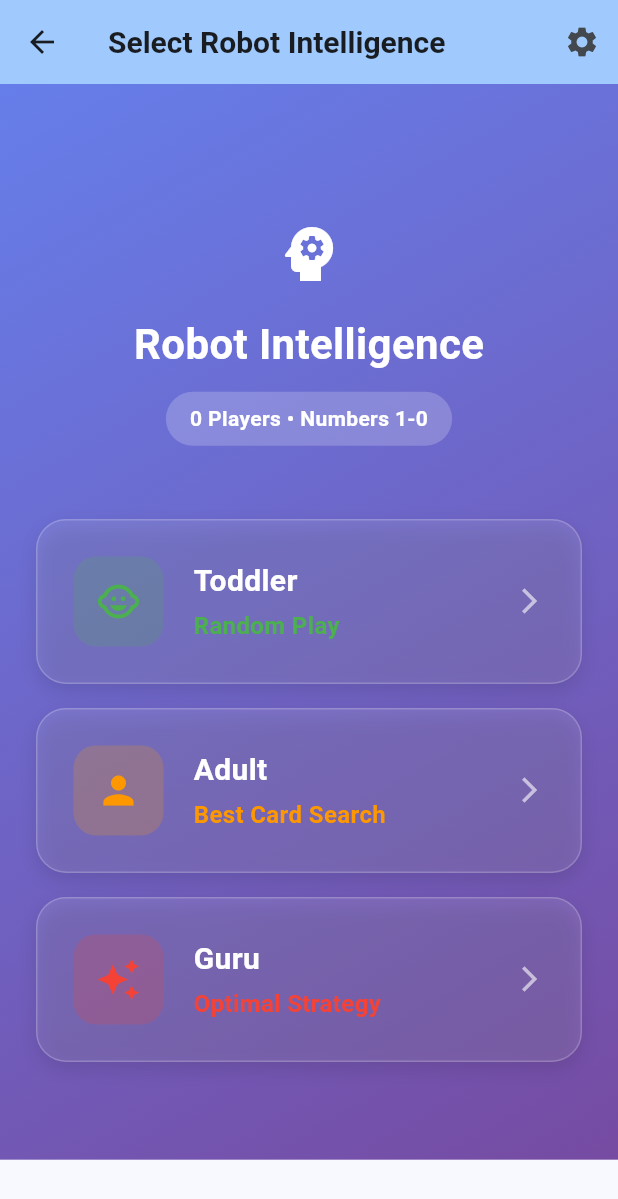
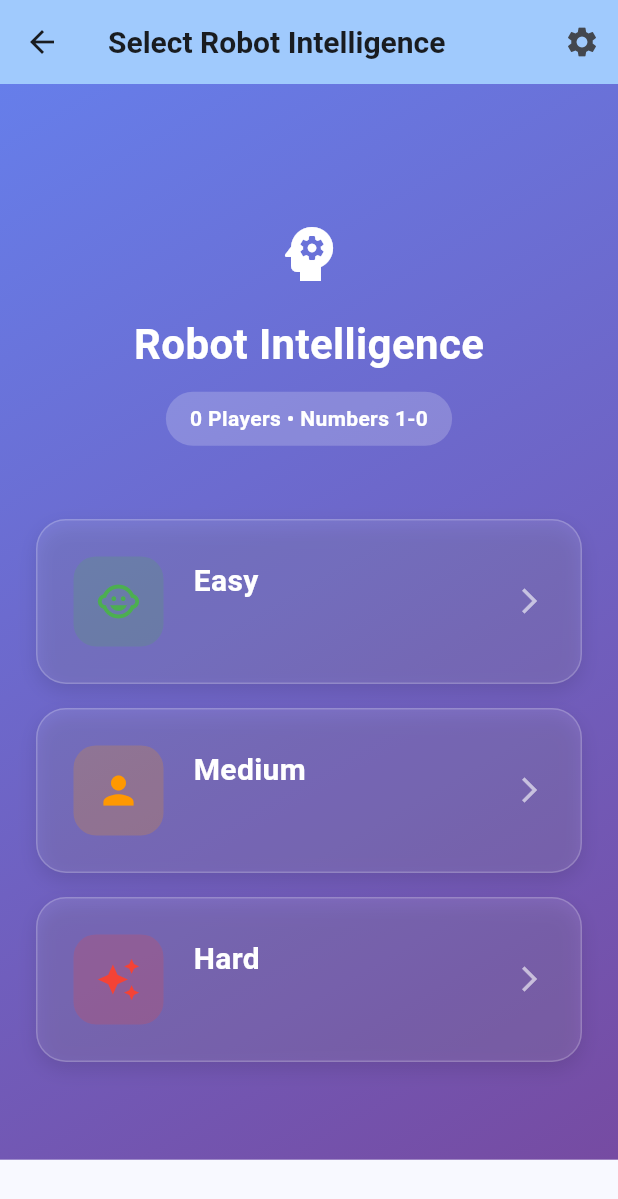
Before and after one commit to gavincyi/NumbaGame, a Flutter app: the IntelligenceScreen screen opened directly with empty values, on a phone screen of 412 x 824 dp. Shown: the top 1199 px of the screen. Run offline on Flutter 3.47's test engine with Material 3 defaults, Android fonts, the phone set to English and light mode, and no system bars.

Commit message:
Change the game layout

```diff
--- a/lib/main.dart
+++ b/lib/main.dart
@@ -888,27 +888,27 @@ class IntelligenceScreen extends StatelessWidget {
                       children: [
                         _buildIntelligenceOption(
                           context: context,
-                          level: RobotIntelligenceLevel.toddler,
-                          title: 'Toddler',
-                          subtitle: 'Random Play',
+                          level: RobotIntelligenceLevel.easy,
+                          title: 'Easy',
+                          subtitle: '',
                           icon: Icons.child_care,
                           color: const Color(0xFF4CAF50),
                         ),
                         const SizedBox(height: 16),
                         _buildIntelligenceOption(
                           context: context,
-                          level: RobotIntelligenceLevel.adult,
-                          title: 'Adult',
-                          subtitle: 'Best Card Search',
+                          level: RobotIntelligenceLevel.medium,
+                          title: 'Medium',
+                          subtitle: '',
                           icon: Icons.person,
                           color: const Color(0xFFFF9800),
                         ),
                         const SizedBox(height: 16),
                         _buildIntelligenceOption(
                           context: context,
-                          level: RobotIntelligenceLevel.guru,
-                          title: 'Guru',
-                          subtitle: 'Optimal Strategy',
+                          level: RobotIntelligenceLevel.hard,
+                          title: 'Hard',
+                          subtitle: '',
                           icon: Icons.auto_awesome,
                           color: const Color(0xFFF44336),
                         ),
--- a/lib/models/game_state.dart
+++ b/lib/models/game_state.dart
@@ -214,13 +214,13 @@ class GameState {
       int thinkingTime = 1500; // default fallback
       if (currentPlayer.intelligence != null) {
         switch (currentPlayer.intelligence!.level) {
-          case RobotIntelligenceLevel.toddler:
+          case RobotIntelligenceLevel.easy:
             thinkingTime = 100;
             break;
-          case RobotIntelligenceLevel.adult:
+          case RobotIntelligenceLevel.medium:
             thinkingTime = 200;
             break;
-          case RobotIntelligenceLevel.guru:
+          case RobotIntelligenceLevel.hard:
             thinkingTime = 800;
             break;
         }
--- a/lib/models/robot_intelligence.dart
+++ b/lib/models/robot_intelligence.dart
@@ -3,7 +3,7 @@ import 'card.dart';
 import 'player.dart';
 import '../utils/prime_checker.dart';
 
-enum RobotIntelligenceLevel { toddler, adult, guru }
+enum RobotIntelligenceLevel { easy, medium, hard }
 
 class RobotIntelligence {
   final RobotIntelligenceLevel level;
@@ -13,22 +13,22 @@ class RobotIntelligence {
 
   String get levelName {
     switch (level) {
-      case RobotIntelligenceLevel.toddler:
-        return 'Toddler';
-      case RobotIntelligenceLevel.adult:
-        return 'Adult';
-      case RobotIntelligenceLevel.guru:
-        return 'Guru';
+      case RobotIntelligenceLevel.easy:
+        return 'Easy';
+      case RobotIntelligenceLevel.medium:
+        return 'Medium';
+      case RobotIntelligenceLevel.hard:
+        return 'Hard';
     }
   }
 
   String get levelDescription {
     switch (level) {
-      case RobotIntelligenceLevel.toddler:
+      case RobotIntelligenceLevel.easy:
         return 'Plays random cards';
-      case RobotIntelligenceLevel.adult:
+      case RobotIntelligenceLevel.medium:
         return 'Searches for best moves';
-      case RobotIntelligenceLevel.guru:
+      case RobotIntelligenceLevel.hard:
         return 'Uses optimal strategy';
     }
   }
@@ -37,20 +37,20 @@ class RobotIntelligence {
     if (player.hand.isEmpty) return null;
 
     switch (level) {
-      case RobotIntelligenceLevel.toddler:
-        return _toddlerStrategy(player);
-      case RobotIntelligenceLevel.adult:
-        return _adultStrategy(player, tableCards);
-      case RobotIntelligenceLevel.guru:
-        return _guruStrategy(player, tableCards, playedCards);
+      case RobotIntelligenceLevel.easy:
+        return _easyStrategy(player);
+      case RobotIntelligenceLevel.medium:
+        return _mediumStrategy(player, tableCards);
+      case RobotIntelligenceLevel.hard:
+        return _hardStrategy(player, tableCards, playedCards);
     }
   }
 
-  NumbaCard _toddlerStrategy(Player player) {
+  NumbaCard _easyStrategy(Player player) {
     return player.hand[_random.nextInt(player.hand.length)];
   }
 
-  NumbaCard _adultStrategy(Player player, List<NumbaCard> tableCards) {
+  NumbaCard _mediumStrategy(Player player, List<NumbaCard> tableCards) {
     final currentSum = tableCards.fold(0, (sum, card) => sum + (card.value ?? 0));
 
     NumbaCard? bestCard;
@@ -77,7 +77,7 @@ class RobotIntelligence {
     return bestCard ?? player.hand[0];
   }
 
-  NumbaCard _guruStrategy(Player player, List<NumbaCard> tableCards, List<NumbaCard> playedCards) {
+  NumbaCard _hardStrategy(Player player, List<NumbaCard> tableCards, List<NumbaCard> playedCards) {
     final currentSum = tableCards.fold(0, (sum, card) => sum + (card.value ?? 0));
 
     NumbaCard? bestCard;
```
Also changed, not shown: lib/screens/game_screen.dart (+139 -139 lines).
